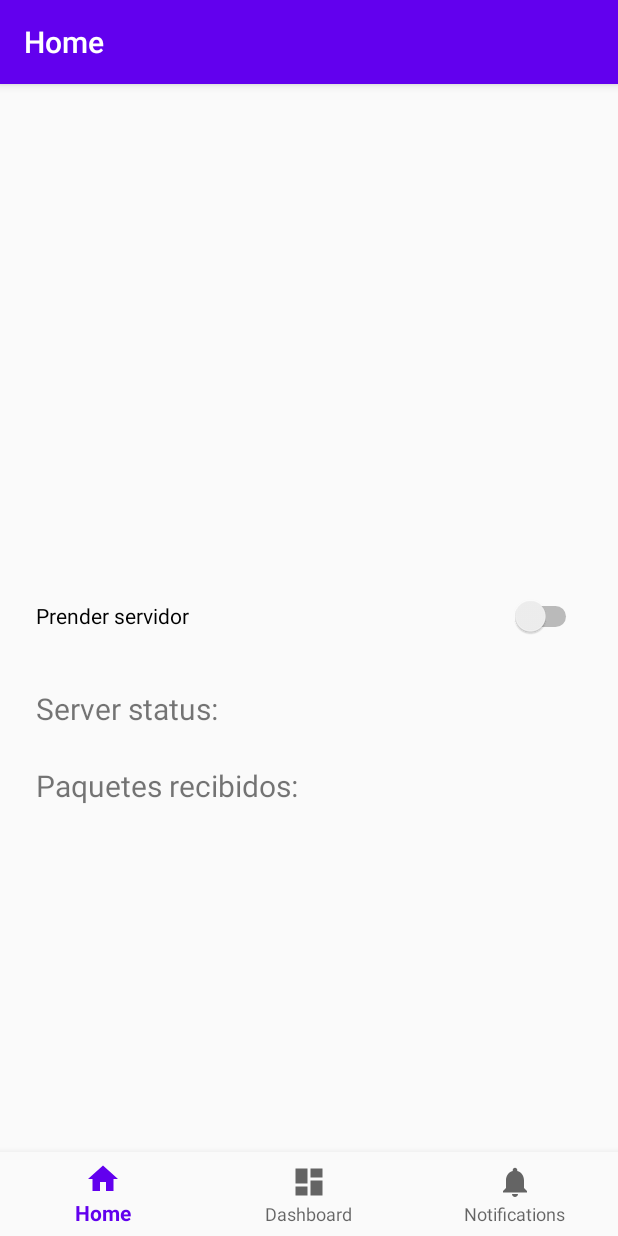
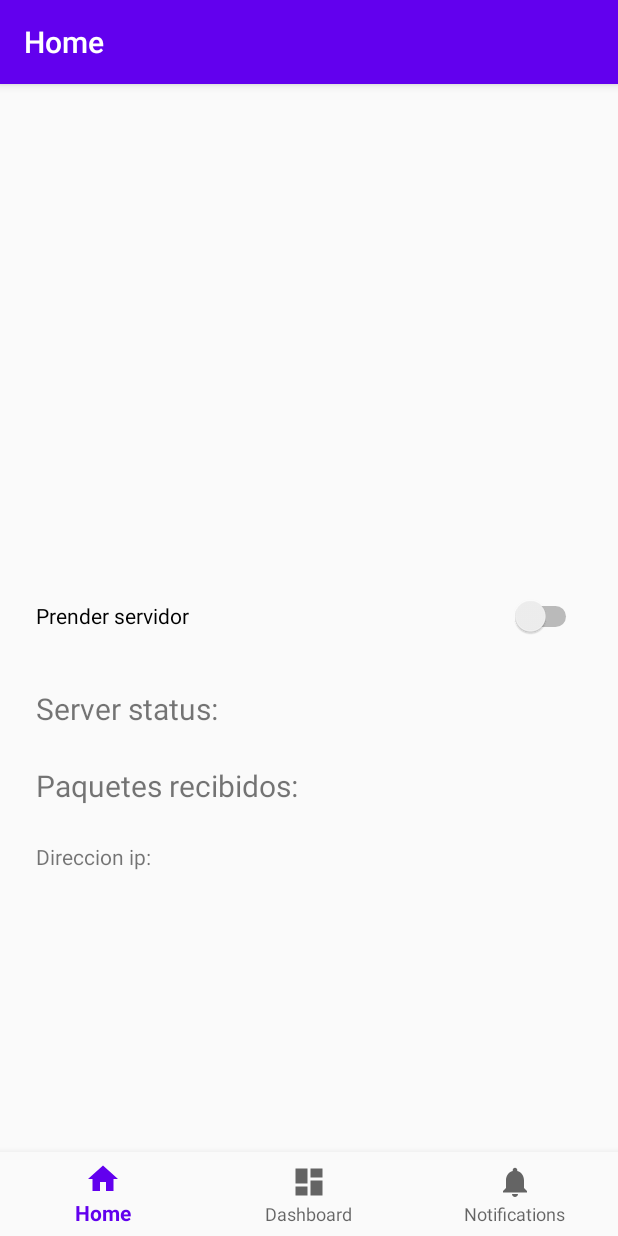
Before and after one commit to coldblade2000/AgrowReceiver, an Android app: the screen it shows after launch (MainActivity), on a phone screen of 412 x 824 dp. Run offline under Robolectric (Android 15) with nearby library versions, the phone set to English and light mode, and no system bars; our stand-ins replace Room's generated code, data binding, navigation-ui.

Commit message:
Algo de progreso pero no tanto

```diff
--- a/app/src/main/AndroidManifest.xml
+++ b/app/src/main/AndroidManifest.xml
@@ -3,6 +3,10 @@
     package="com.pmc3.uniandes.agrowreceiver">
 
     <uses-permission android:name="android.permission.INTERNET" />
+    <uses-permission android:name="android.permission.ACCESS_NETWORK_STATE" />
+    <uses-permission android:name="android.permission.CHANGE_WIFI_STATE" />
+    <uses-permission android:name="android.permission.ACCESS_COARSE_LOCATION" />
+    <uses-permission android:name="android.permission.ACCESS_FINE_LOCATION" />
 
 
     <application
--- a/app/src/main/java/com/pmc3/uniandes/agrowreceiver/MainActivity.java
+++ b/app/src/main/java/com/pmc3/uniandes/agrowreceiver/MainActivity.java
@@ -1,9 +1,16 @@
 package com.pmc3.uniandes.agrowreceiver;
 
+import android.Manifest;
+import android.content.pm.PackageManager;
 import android.database.sqlite.SQLiteDatabase;
+import android.net.wifi.WifiConfiguration;
+import android.net.wifi.WifiManager;
 import android.os.Bundle;
 
+import androidx.activity.result.ActivityResultLauncher;
+import androidx.activity.result.contract.ActivityResultContracts;
 import androidx.appcompat.app.AppCompatActivity;
+import androidx.core.app.ActivityCompat;
 import androidx.lifecycle.ViewModelProvider;
 import androidx.navigation.NavController;
 import androidx.navigation.Navigation;
@@ -15,6 +22,7 @@ import com.pmc3.uniandes.agrowreceiver.databinding.ActivityMainBinding;
 
 public class MainActivity extends AppCompatActivity {
 
+    private static final String TAG = "MainActivity";
     private ActivityMainBinding binding;
     private MainViewModel mainViewModel;
 
@@ -25,7 +33,6 @@ public class MainActivity extends AppCompatActivity {
         mainViewModel = new ViewModelProvider(this).get(MainViewModel.class);
         binding = ActivityMainBinding.inflate(getLayoutInflater());
         setContentView(binding.getRoot());
-
 
 
         BottomNavigationView navView = findViewById(R.id.nav_view);
@@ -39,8 +46,43 @@ public class MainActivity extends AppCompatActivity {
         NavigationUI.setupWithNavController(binding.navView, navController);
 
 
+    }
 
+/*
+    public void startHotspot() {
+        if (android.os.Build.VERSION.SDK_INT >= android.os.Build.VERSION_CODES.O) {
+            WifiManager wifiManager = getApplicationContext().getSystemService(WifiManager.class);
+            if (ActivityCompat.checkSelfPermission(this, Manifest.permission.ACCESS_FINE_LOCATION) != PackageManager.PERMISSION_GRANTED) {
+
+            }
+            wifiManager.startLocalOnlyHotspot(new WifiManager.LocalOnlyHotspotCallback() {
+
+                @Override
+                public void onStarted(WifiManager.LocalOnlyHotspotReservation reservation) {
+                    super.onStarted(reservation);
+                    WifiConfiguration wifiConfiguration = reservation.getWifiConfiguration();
+                    wifiConfiguration.
+                    Log.d(TAG, "Wifi Hotspot is on now");
+                    mReservation = reservation;
+                }
+
+                @Override
+                public void onStopped() {
+                    super.onStopped();
+                    Log.d(TAG, "onStopped: ");
+                    mReservation = null;
+                }
+
+                @Override
+                public void onFailed(int reason) {
+                    super.onFailed(reason);
+                    Log.d(TAG, "onFailed: ");
+                    mReservation = null;
+                }
+            }, new Handler());
+        }
     }
+*/
 
 
 }
--- a/app/src/main/java/com/pmc3/uniandes/agrowreceiver/MainViewModel.java
+++ b/app/src/main/java/com/pmc3/uniandes/agrowreceiver/MainViewModel.java
@@ -3,6 +3,7 @@ package com.pmc3.uniandes.agrowreceiver;
 import android.app.Application;
 
 import androidx.lifecycle.AndroidViewModel;
+import androidx.lifecycle.MutableLiveData;
 
 import com.pmc3.uniandes.agrowreceiver.ui.DataRepository;
 
@@ -11,10 +12,12 @@ import java.io.IOException;
 public class MainViewModel extends AndroidViewModel {
 
     public DataRepository repository;
+    public MutableLiveData<String> ipAddress;
 
     public MainViewModel(Application application) {
         super(application);
         this.repository = new DataRepository(application);
+
     }
 
     public void serverStart() throws IOException {
--- a/app/src/main/java/com/pmc3/uniandes/agrowreceiver/ui/home/HomeFragment.java
+++ b/app/src/main/java/com/pmc3/uniandes/agrowreceiver/ui/home/HomeFragment.java
@@ -25,7 +25,6 @@ public class HomeFragment extends Fragment {
     MainViewModel model;
 
     private FragmentHomeBinding binding;
-    private ServerSocket socket;
 
     public View onCreateView(@NonNull LayoutInflater inflater,
                              ViewGroup container, Bundle savedInstanceState) {
--- a/app/src/main/res/layout/fragment_home.xml
+++ b/app/src/main/res/layout/fragment_home.xml
@@ -1,12 +1,13 @@
 <?xml version="1.0" encoding="utf-8"?>
-<layout xmlns:android="http://schemas.android.com/apk/res/android">
+<layout xmlns:tools="http://schemas.android.com/tools"
+    xmlns:app="http://schemas.android.com/apk/res-auto"
+    xmlns:android="http://schemas.android.com/apk/res/android">
     <data>
         <variable
             name="viewodel"
             type="com.pmc3.uniandes.agrowreceiver.MainViewModel" />
     </data>
-    <androidx.constraintlayout.widget.ConstraintLayout xmlns:app="http://schemas.android.com/apk/res-auto"
-        xmlns:tools="http://schemas.android.com/tools"
+    <androidx.constraintlayout.widget.ConstraintLayout
         android:layout_width="match_parent"
         android:layout_height="match_parent"
         tools:context=".ui.home.HomeFragment">
@@ -53,5 +54,17 @@
             app:layout_constraintStart_toStartOf="parent"
             app:layout_constraintTop_toBottomOf="@+id/tvServerStatus" />
 
+        <TextView
+            android:id="@+id/tvIP"
+            android:layout_width="0dp"
+            android:layout_height="wrap_content"
+            android:layout_marginStart="24dp"
+            android:layout_marginTop="24dp"
+            android:layout_marginEnd="24dp"
+            android:text="Direccion ip:"
+            app:layout_constraintEnd_toEndOf="parent"
+            app:layout_constraintStart_toStartOf="parent"
+            app:layout_constraintTop_toBottomOf="@+id/tvRecibidos" />
+
     </androidx.constraintlayout.widget.ConstraintLayout>
 </layout>
```
Also changed, not shown: app/src/main/java/com/pmc3/uniandes/agrowreceiver/BroadcastThread.java (added, +51 -0 lines), app/src/main/java/com/pmc3/uniandes/agrowreceiver/ServerThread.java (+32 -4 lines).
